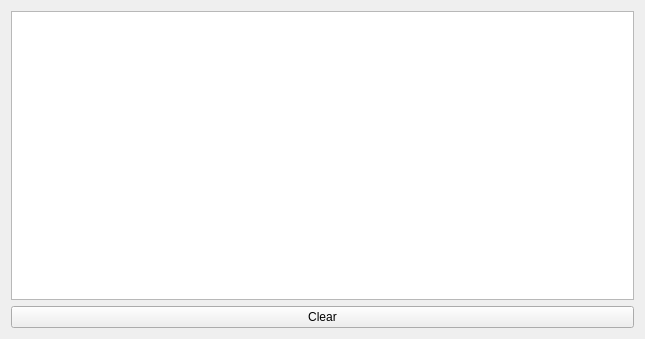
First picture: the form in ComputreeGui/view/MainView/glogwidget.ui, repository computree/computree-v3, before the edit.
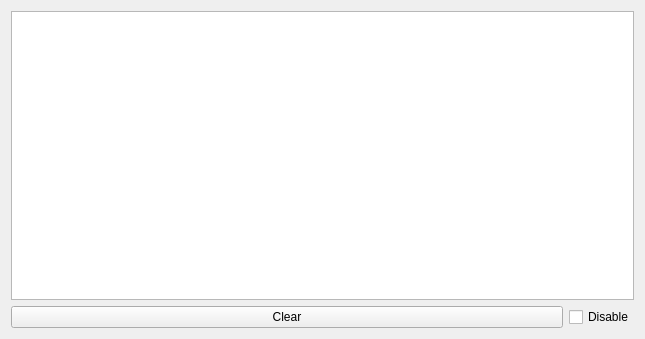
Second picture: the form after the edit.

Commit message: Ajout de la possibilité de désactiver le log interactif (longs traitements)

Diff of the .ui file:
```diff
--- a/ComputreeGui/view/MainView/glogwidget.ui
+++ b/ComputreeGui/view/MainView/glogwidget.ui
@@ -25,11 +25,24 @@
     <layout class="QHBoxLayout" name="horizontalLayout">
      <item>
       <widget class="QPushButton" name="pushButtonClear">
+       <property name="sizePolicy">
+        <sizepolicy hsizetype="Minimum" vsizetype="Fixed">
+         <horstretch>1</horstretch>
+         <verstretch>0</verstretch>
+        </sizepolicy>
+       </property>
        <property name="text">
         <string>Clear</string>
        </property>
       </widget>
      </item>
+     <item>
+      <widget class="QCheckBox" name="cb_disable">
+       <property name="text">
+        <string>Disable</string>
+       </property>
+      </widget>
+     </item>
     </layout>
    </item>
   </layout>
```
The commit also changes 1 other file.
